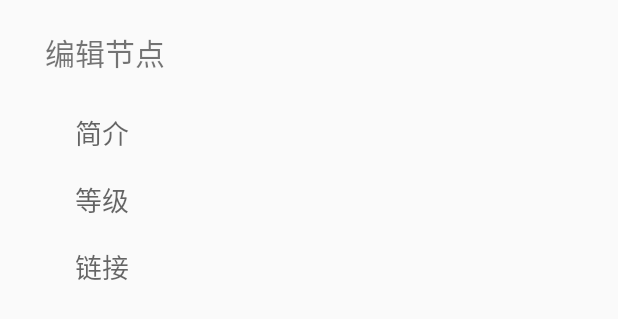
After one commit to Talnex/MindBook, an Android app: the layout dialog_layout.xml on its own in the app's theme, with its tools: preview values and no code run, on a phone screen of 412 x 824 dp. The commit adds this screen. Shown: the top 319 px of the screen. Run offline under Robolectric (Android 15) with nearby library versions, the phone set to English and light mode, and no system bars.

Commit message:
添加了修改节点的功能

```diff
--- a/app/src/main/AndroidManifest.xml
+++ b/app/src/main/AndroidManifest.xml
@@ -10,7 +10,8 @@
         android:supportsRtl="true"
         android:networkSecurityConfig="@xml/network_security_config"
         android:theme="@style/AppTheme">
-        <activity android:name=".Activity.ScanAcitivity">
+        <activity android:name=".Activity.ScanAcitivity"
+            android:theme="@style/Theme.AppCompat.Light.NoActionBar">
 
         </activity>
 
--- a/app/src/main/java/com/talnex/wrongsbook/Activity/LoginActivity.java
+++ b/app/src/main/java/com/talnex/wrongsbook/Activity/LoginActivity.java
@@ -8,7 +8,6 @@ import android.os.Bundle;
 import android.support.annotation.RequiresApi;
 import android.support.v4.app.ActivityCompat;
 import android.support.v7.app.AppCompatActivity;
-import android.util.Log;
 import android.view.View;
 import android.view.WindowManager;
 import android.widget.Button;
@@ -20,7 +19,6 @@ import com.talnex.wrongsbook.Net.Userinfo;
 import com.talnex.wrongsbook.R;
 
 import java.io.BufferedReader;
-import java.io.ByteArrayOutputStream;
 import java.io.InputStream;
 import java.io.InputStreamReader;
 import java.net.HttpURLConnection;
--- a/app/src/main/java/com/talnex/wrongsbook/Beans/Node.java
+++ b/app/src/main/java/com/talnex/wrongsbook/Beans/Node.java
@@ -9,11 +9,11 @@ import java.util.List;
 public class Node {
     public String id;
     public int type;
-    public String info;
+    public String info = "";
     public String description;
     public String url = "";
     public List<Node> children = new ArrayList<>();
-    public int rank;
+    public int rank = 1;
     public int no;
     public TreeParm treeParm = new TreeParm();
     public List<String> keywords = null;
--- a/app/src/main/java/com/talnex/wrongsbook/Components/SquareRelativeLayout.java
+++ b/app/src/main/java/com/talnex/wrongsbook/Components/SquareRelativeLayout.java
@@ -5,10 +5,7 @@ import android.content.Context;
 import android.util.AttributeSet;
 import android.widget.RelativeLayout;
 
-/**
- * 正方形的RelativeLayout
- * Created by 刘楠 on 2016/8/13 0013.16:07
- */
+
 public class SquareRelativeLayout extends RelativeLayout {
     public SquareRelativeLayout(Context context) {
         super(context);
@@ -29,7 +26,6 @@ public class SquareRelativeLayout extends RelativeLayout {
         //设置自己测量结果
         setMeasuredDimension(getDefaultSize(0,widthMeasureSpec),getDefaultSize(0,heightMeasureSpec));
 
-
         /**
          * 测量子View的
          */
--- a/app/src/main/java/com/talnex/wrongsbook/Utils/TreeUtil.java
+++ b/app/src/main/java/com/talnex/wrongsbook/Utils/TreeUtil.java
@@ -14,7 +14,7 @@ public class TreeUtil {
     public static Node currentNode;
 
     public static int GAP = 55;
-    public static int CENG_CAP = 160;
+    public static int CENG_CAP = 150;
 
     public static int treeHeight;
     public static Stack<Node> stack = new Stack<>();
--- /dev/null
+++ b/app/src/main/res/layout/dialog_layout.xml
@@ -0,0 +1,60 @@
+<?xml version="1.0" encoding="utf-8"?>
+<LinearLayout
+    xmlns:android="http://schemas.android.com/apk/res/android"
+    android:layout_width="200dp"
+    android:layout_marginLeft="30dp"
+    android:layout_marginRight="30dp"
+    android:layout_marginBottom="30dp"
+    android:orientation="vertical"
+    android:layout_height="200dp">
+
+    <TextView
+        android:layout_weight="1"
+        android:layout_marginTop="20dp"
+        android:layout_width="match_parent"
+        android:layout_height="wrap_content"
+        android:textSize="20sp"
+        android:gravity="left"
+        android:maxEms="10"
+        android:text="编辑节点"
+        />
+
+    <EditText
+        android:layout_weight="1"
+        android:id="@+id/et_name"
+        android:layout_marginLeft="20dp"
+        android:layout_marginRight="20dp"
+        android:layout_width="match_parent"
+        android:hint="简介"
+        android:background="@null"
+        android:layout_height="wrap_content"
+        />
+
+    <EditText
+        android:layout_weight="1"
+        android:id="@+id/et_rank"
+        android:hint="等级"
+        android:inputType="numberDecimal"
+        android:background="@null"
+        android:layout_marginLeft="20dp"
+        android:layout_marginRight="20dp"
+        android:layout_width="match_parent"
+        android:layout_height="wrap_content"
+        />
+
+    <EditText
+        android:layout_weight="1"
+        android:hint="链接"
+        android:background="@null"
+        android:id="@+id/et_url"
+        android:layout_marginLeft="20dp"
+        android:layout_marginRight="20dp"
+        android:layout_width="match_parent"
+        android:layout_height="wrap_content"
+        android:maxEms="1"
+        android:maxLines="1"
+        android:ellipsize="end"
+        />
+
+
+</LinearLayout>
```
Also changed, not shown: app/src/main/java/com/talnex/wrongsbook/Activity/SignupActivity.java (+9 -7 lines), app/src/main/java/com/talnex/wrongsbook/Components/EditNodeMyDialog.java (added, +75 -0 lines), app/src/main/java/com/talnex/wrongsbook/Fragments/MindFragment.java (+27 -32 lines).
